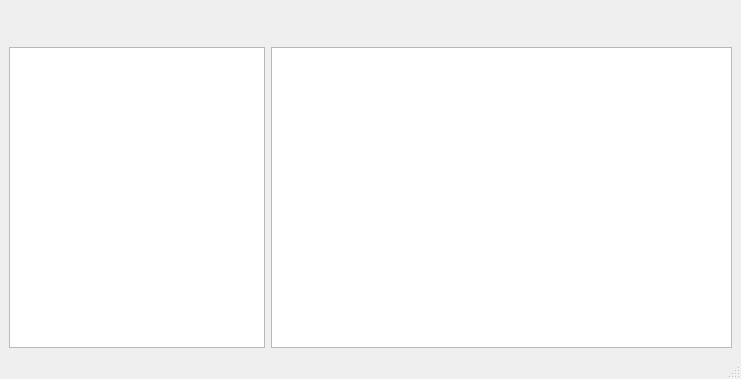
Qt form mainwindow.ui (dimitris47/tiki) before a commit.
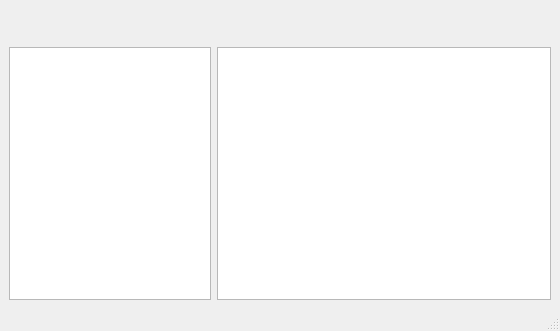
The same form after that commit. Icons and pictures are not drawn.

Commit message: set minimum expanding separator

Diff of the .ui file:
```diff
--- a/mainwindow.ui
+++ b/mainwindow.ui
@@ -6,8 +6,8 @@
    <rect>
     <x>0</x>
     <y>0</y>
-    <width>741</width>
-    <height>379</height>
+    <width>560</width>
+    <height>331</height>
    </rect>
   </property>
   <property name="windowTitle">
@@ -107,6 +107,9 @@
       <property name="orientation">
        <enum>Qt::Horizontal</enum>
       </property>
+      <property name="sizeType">
+       <enum>QSizePolicy::MinimumExpanding</enum>
+      </property>
       <property name="sizeHint" stdset="0">
        <size>
         <width>40</width>
```
The commit also changes 1 other file.
